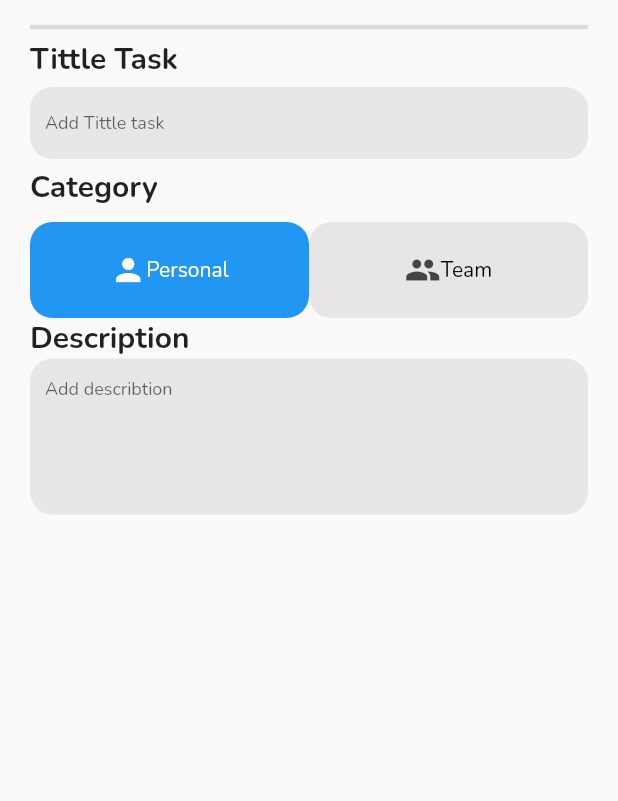
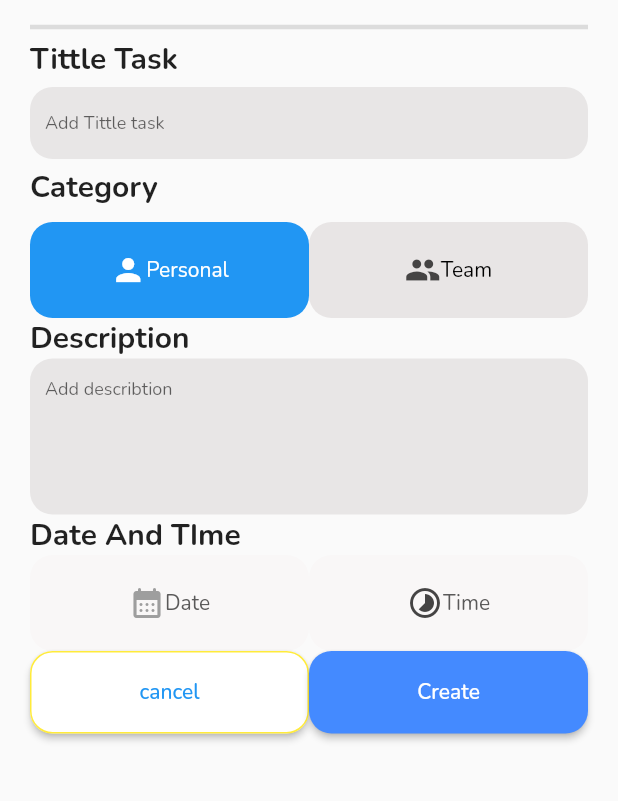
Before and after one commit to Manikgrg/todo, a Flutter app: the CreateButtonsheet widget shown alone on an empty page, opened directly, on a phone screen of 412 x 824 dp, the part 96-897 px from its top. Run offline on Flutter 3.47's test engine with Material 2 defaults, Android fonts, the phone set to English and light mode, and no system bars; our stand-ins replace flutter_keyboard_visibility, google_fonts.

Commit message:
keyborad visiblity & date TIme

```diff
--- a/lib/widget/appbutton.dart
+++ b/lib/widget/appbutton.dart
@@ -1,30 +1,31 @@
 import 'package:flutter/material.dart';
 import 'package:todo/widget/create_buttomSheet.dart';
 
-class AppButton extends StatelessWidget{
- final String value1;
-  const AppButton({super.key,required this.value1,
-  });
-
+class AppButton extends StatelessWidget {
+  final String value1;
+  final Function() onPressed;
+  final bool border;
+  const AppButton(
+      {super.key,
+      required this.value1,
+      this.border = false,
+      required this.onPressed});
 
   @override
   Widget build(BuildContext context) {
-
-    return MaterialButton(onPressed: (){
-      showModalBottomSheet(context: context,
-
+    return MaterialButton(
+      onPressed: onPressed,
+      color: border ? Colors.white : Colors.blueAccent,
       shape: RoundedRectangleBorder(
-        borderRadius: BorderRadius.only(topRight: Radius.circular(15.0),topLeft: Radius.circular(15.0))
-      ),builder: (context){
-          return const CreateButtonsheet();
-      });
-    },color: Colors.blueAccent,shape: RoundedRectangleBorder(borderRadius: BorderRadius.circular(15.0)),
-    padding: const EdgeInsets.all(18.0),
-    child: Text(value1,style: const TextStyle(
-      color: Colors.white
-
-    ),),
+          borderRadius: BorderRadius.circular(15.0),
+          side: border
+              ? const BorderSide(color: Colors.yellow)
+              : BorderSide.none),
+      padding: const EdgeInsets.all(18.0),
+      child: Text(
+        value1,
+        style: TextStyle(color: border ? Colors.blue : Colors.white),
+      ),
     );
   }
-
 }
--- a/lib/widget/create_buttomSheet.dart
+++ b/lib/widget/create_buttomSheet.dart
@@ -1,21 +1,30 @@
 import 'package:flutter/material.dart';
+import 'package:flutter_keyboard_visibility/flutter_keyboard_visibility.dart';
 import 'package:todo/widget/Selector.dart';
 import 'package:todo/widget/app_input.dart';
+import 'package:todo/widget/appbutton.dart';
+import 'package:todo/widget/date&timeselector.dart';
 
 class CreateButtonsheet extends StatelessWidget {
   const CreateButtonsheet({super.key});
 
   @override
   Widget build(BuildContext context) {
-    return Container(
+    return KeyboardVisibilityBuilder(builder: (context, visiblity) {
+      print(visiblity);
+      return SizedBox(
+        height: visiblity ? 700.0 : null,
+        child: Padding(
           padding: const EdgeInsets.all(20.0),
           child: Column(
+            mainAxisSize: MainAxisSize.min,
             children: [
               Container(
                   padding: const EdgeInsets.all(10),
                   child: Text(
                     "New task todo",
-                style: TextStyle(fontWeight: FontWeight.bold, fontSize: 25.0),
+                    style:
+                        TextStyle(fontWeight: FontWeight.bold, fontSize: 25.0),
                   )),
               Divider(
                 thickness: 3.0,
@@ -26,7 +35,8 @@ class CreateButtonsheet extends StatelessWidget {
                   children: [
                     Text(
                       'Tittle Task',
-                  style: TextStyle(fontWeight: FontWeight.bold, fontSize: 20.0),
+                      style: TextStyle(
+                          fontWeight: FontWeight.bold, fontSize: 20.0),
                     ),
                     SizedBox(
                       height: 5.0,
@@ -46,8 +56,8 @@ class CreateButtonsheet extends StatelessWidget {
                       height: 5.0,
                     ),
                     Text("Category",
-                    style:
-                        TextStyle(fontWeight: FontWeight.bold, fontSize: 20.0)),
+                        style: TextStyle(
+                            fontWeight: FontWeight.bold, fontSize: 20.0)),
                     SizedBox(
                       height: 5.0,
                     ),
@@ -64,7 +74,8 @@ class CreateButtonsheet extends StatelessWidget {
                   children: [
                     Text(
                       "Description",
-                  style: TextStyle(fontWeight: FontWeight.bold, fontSize: 20.0),
+                      style: TextStyle(
+                          fontWeight: FontWeight.bold, fontSize: 20.0),
                     ),
                     AppInput(
                       hinttext: "Add describtion",
@@ -72,9 +83,41 @@ class CreateButtonsheet extends StatelessWidget {
                     )
                   ],
                 ),
+              ),
+              Container(
+                child: Column(
+                    crossAxisAlignment: CrossAxisAlignment.start,
+                    children: [
+                      Text(
+                        "Date And TIme",
+                        style: TextStyle(
+                            fontWeight: FontWeight.bold, fontSize: 20.0),
+                      ),
+                      DateAndTimeSelector()
+                    ]),
+              ),
+              Container(
+                child: Row(children: [
+                  Expanded(
+                      child: AppButton(
+                          value1: 'cancel',
+                          border: true,
+                          onPressed: () {
+                            Navigator.pop(context);
+                          })),
+                  Expanded(
+                    child: AppButton(
+                        value1: "Create",
+                        onPressed: () {
+                          print("create the todo");
+                        }),
+                  )
+                ]),
               )
             ],
           ),
+        ),
       );
+    });
   }
 }
--- /dev/null
+++ b/lib/widget/date&timeselector.dart
@@ -0,0 +1,94 @@
+import 'package:flutter/material.dart';
+
+class DateAndTimeSelector extends StatefulWidget {
+  const DateAndTimeSelector({super.key});
+
+  @override
+  State<DateAndTimeSelector> createState() => _DateAndTimeSelectorState();
+}
+
+class _DateAndTimeSelectorState extends State<DateAndTimeSelector> {
+  String activecategory = 'personal';
+  DateTime? _selectedDate;
+  TimeOfDay? _selectedTime;
+
+  @override
+  Widget build(BuildContext context) {
+    final currentDate = DateTime.now();
+    final initialdate = currentDate.subtract(const Duration(days: 3650));
+    final lastDate = currentDate.add(const Duration(days: 3650));
+    final currentTime = TimeOfDay.now();
+
+    return Container(
+      child: Row(
+        mainAxisAlignment: MainAxisAlignment.spaceBetween,
+        children: [
+          Expanded(
+              child: itemselector(
+            value: _selectedDate == null
+                ? 'Date'
+                : '${_selectedDate?.year}/${_selectedDate?.month}/${_selectedDate?.day}',
+            icon: Icon(
+              Icons.calendar_month_rounded,
+              color: Colors.grey,
+            ),
+            onPressed: () async {
+              final pickDate = await showDatePicker(
+                  context: context,
+                  initialDate: currentDate,
+                  firstDate: initialdate,
+                  lastDate: lastDate);
+              print(pickDate);
+              setState(() {
+                _selectedDate = pickDate;
+              });
+            },
+          )),
+          Expanded(
+              child: itemselector(
+            value: _selectedTime == null
+                ? 'Time'
+                : '${_selectedTime?.hour}:${_selectedTime?.minute}',
+            icon: Icon(
+              Icons.timelapse,
+              color: Color.fromARGB(255, 69, 68, 68),
+            ),
+            onPressed: () async {
+              final pickedTime = await showTimePicker(
+                context: context,
+                initialTime: currentTime,
+              );
+              print(pickedTime);
+              setState(() {
+                _selectedTime = pickedTime;
+              });
+            },
+          )),
+        ],
+      ),
+    );
+  }
+}
+
+Widget itemselector({
+  required final String value,
+  required final Icon icon,
+  required final Function() onPressed,
+}) {
+  return GestureDetector(
+    onTap: onPressed,
+    child: Container(
+      padding: const EdgeInsets.symmetric(horizontal: 20.0, vertical: 20.0),
+      decoration: BoxDecoration(
+          color: Color.fromARGB(255, 249, 247, 247),
+          borderRadius: BorderRadius.circular(15)),
+      child: Row(
+        mainAxisAlignment: MainAxisAlignment.center,
+        children: [
+          icon,
+          Text(value, style: TextStyle(color: Color.fromARGB(255, 90, 89, 89))),
+        ],
+      ),
+    ),
+  );
+}
--- a/pubspec.yaml
+++ b/pubspec.yaml
@@ -37,6 +37,7 @@ dependencies:
   # Use with the CupertinoIcons class for iOS style icons.
   cupertino_icons: ^1.0.2
   google_fonts: ^3.0.1
+  flutter_keyboard_visibility: ^5.4.0
 
 dev_dependencies:
   flutter_test:
```
Also changed, not shown: lib/screens/HomeScreen.dart (+33 -15 lines), lib/widget/TodolistHorizontal.dart (added, +21 -0 lines), pubspec.lock. Lines whose indentation alone changed are shown as unchanged.
